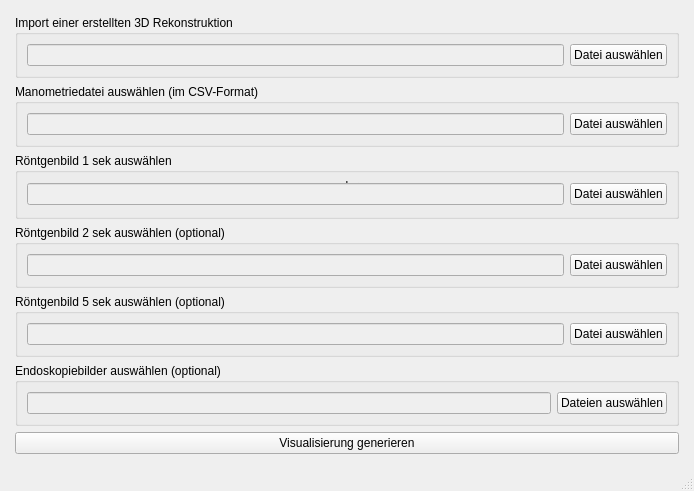
The window that 3drekonstruktionspeiseroehre/ui-files/file_selection_window_design.ui (ds-lab/EsophagusVisualization) describes before a commit, drawn with Qt 5.
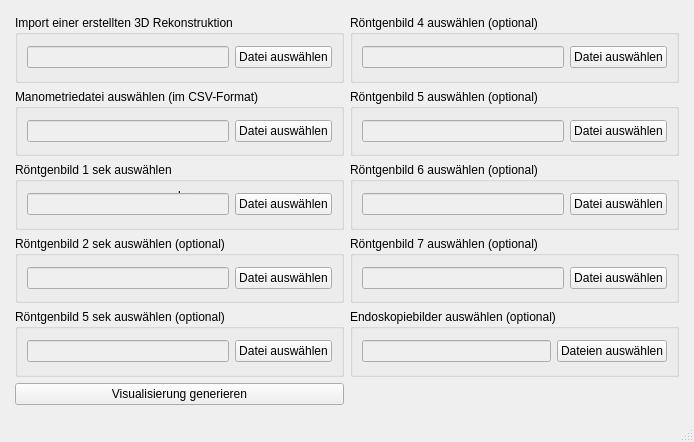
The same window after the commit.

Commit message: Möglichkeit 7 Breischluckbilder einzulesen (GUI hat jetzt 2 Spalten)

The edit to the form file:
```diff
--- a/3drekonstruktionspeiseroehre/ui-files/file_selection_window_design.ui
+++ b/3drekonstruktionspeiseroehre/ui-files/file_selection_window_design.ui
@@ -163,6 +163,60 @@
          <item row="0" column="0">
           <layout class="QHBoxLayout" name="horizontalLayout_2">
            <item>
+            <widget class="QLineEdit" name="xray_textfield3">
+             <property name="enabled">
+              <bool>false</bool>
+             </property>
+            </widget>
+           </item>
+           <item>
+            <widget class="QPushButton" name="xray_button3">
+             <property name="text">
+              <string>Datei auswählen</string>
+             </property>
+            </widget>
+           </item>
+          </layout>
+         </item>
+        </layout>
+       </widget>
+      </item>
+      <item row="0" column="1">
+       <widget class="QGroupBox" name="groupBox_2">
+        <property name="title">
+         <string>Röntgenbild 4 auswählen (optional) </string>
+        </property>
+        <layout class="QGridLayout" name="gridLayout_3">
+         <item row="0" column="0">
+          <layout class="QHBoxLayout" name="horizontalLayout_2">
+           <item>
+            <widget class="QLineEdit" name="xray_textfield4">
+             <property name="enabled">
+              <bool>false</bool>
+             </property>
+            </widget>
+           </item>
+           <item>
+            <widget class="QPushButton" name="xray_button4">
+             <property name="text">
+              <string>Datei auswählen</string>
+             </property>
+            </widget>
+           </item>
+          </layout>
+         </item>
+        </layout>
+       </widget>
+      </item>
+      <item row="1" column="1">
+       <widget class="QGroupBox" name="groupBox_2">
+        <property name="title">
+         <string>Röntgenbild 5 auswählen (optional) </string>
+        </property>
+        <layout class="QGridLayout" name="gridLayout_3">
+         <item row="0" column="0">
+          <layout class="QHBoxLayout" name="horizontalLayout_2">
+           <item>
             <widget class="QLineEdit" name="xray_textfield5">
              <property name="enabled">
               <bool>false</bool>
@@ -181,7 +235,61 @@
         </layout>
        </widget>
       </item>
-      <item row="5" column="0">
+      <item row="2" column="1">
+       <widget class="QGroupBox" name="groupBox_2">
+        <property name="title">
+         <string>Röntgenbild 6 auswählen (optional) </string>
+        </property>
+        <layout class="QGridLayout" name="gridLayout_3">
+         <item row="0" column="0">
+          <layout class="QHBoxLayout" name="horizontalLayout_2">
+           <item>
+            <widget class="QLineEdit" name="xray_textfield6">
+             <property name="enabled">
+              <bool>false</bool>
+             </property>
+            </widget>
+           </item>
+           <item>
+            <widget class="QPushButton" name="xray_button6">
+             <property name="text">
+              <string>Datei auswählen</string>
+             </property>
+            </widget>
+           </item>
+          </layout>
+         </item>
+        </layout>
+       </widget>
+      </item>
+      <item row="3" column="1">
+       <widget class="QGroupBox" name="groupBox_2">
+        <property name="title">
+         <string>Röntgenbild 7 auswählen (optional) </string>
+        </property>
+        <layout class="QGridLayout" name="gridLayout_3">
+         <item row="0" column="0">
+          <layout class="QHBoxLayout" name="horizontalLayout_2">
+           <item>
+            <widget class="QLineEdit" name="xray_textfield7">
+             <property name="enabled">
+              <bool>false</bool>
+             </property>
+            </widget>
+           </item>
+           <item>
+            <widget class="QPushButton" name="xray_button7">
+             <property name="text">
+              <string>Datei auswählen</string>
+             </property>
+            </widget>
+           </item>
+          </layout>
+         </item>
+        </layout>
+       </widget>
+      </item>
+      <item row="4" column="1">
        <widget class="QGroupBox" name="groupBox_3">
         <property name="title">
          <string>Endoskopiebilder auswählen (optional)</string>
```
The commit also changes 6 other files.
